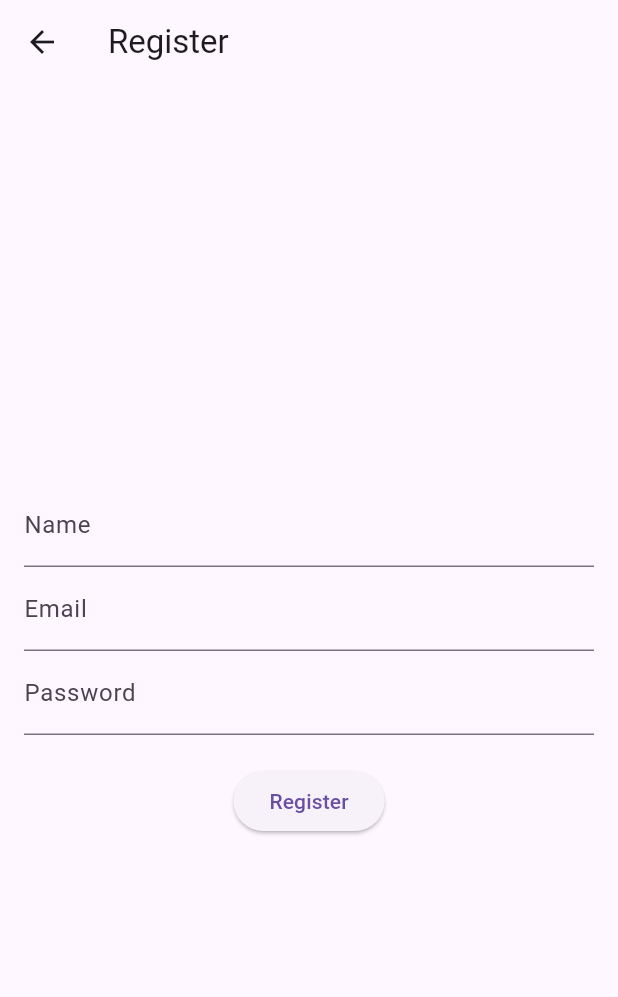
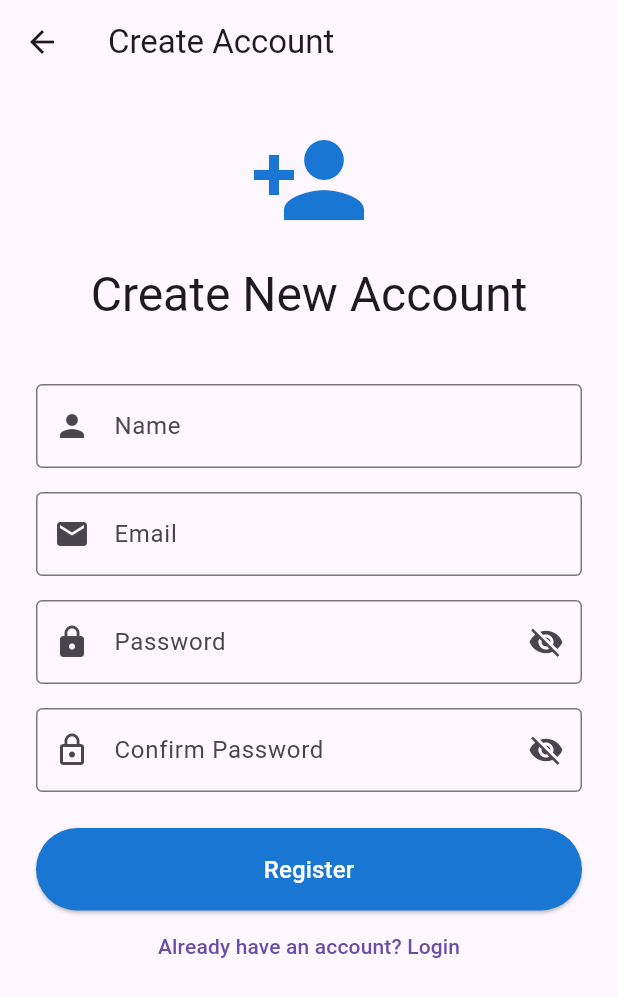
Before and after one commit to balrajmalusare02/CitizenConnect, a Flutter app: the screen it shows after launch, after a tap on "Login", after a tap on "Don't have an account? Register", on a phone screen of 412 x 824 dp. Shown: the top 997 px of the screen. Run offline on Flutter 3.47's test engine with Material 3 defaults, Android fonts, the light colour scheme and no system bars; our stand-ins replace flutter_map, flutter_secure_storage, geolocator, image_picker, latlong2, socket_io_client; missing offline and left inert: flutter_map_marker_popup; network calls fail.

Commit message:
Register Screen Updates, See Password Updated

```diff
--- a/citizenconnect_mobile_app/lib/screens/auth/login_screen.dart
+++ b/citizenconnect_mobile_app/lib/screens/auth/login_screen.dart
@@ -14,6 +14,8 @@ class _LoginScreenState extends State<LoginScreen> {
   final _passwordController = TextEditingController();
   bool _isLoading = false;
   String? _errorMessage;
+
+  bool _isPasswordVisible = false;
 
   // You would inject this via Provider, but we'll create it here for simplicity
   final AuthService _authService = AuthService();
@@ -52,8 +54,6 @@ class _LoginScreenState extends State<LoginScreen> {
   @override
 Widget build(BuildContext context) {
   return Scaffold(
-      // We don't need an AppBar if it's the first screen
-      // appBar: AppBar(title: const Text("Login")),
     body: SafeArea(
       child: Padding(
         padding: const EdgeInsets.all(24.0),
@@ -61,7 +61,7 @@ class _LoginScreenState extends State<LoginScreen> {
           mainAxisAlignment: MainAxisAlignment.center,
           crossAxisAlignment: CrossAxisAlignment.stretch,
           children: [
-              // --- NEW: App Logo/Icon ---
+            // --- App Logo/Icon ---
             Icon(
               Icons.how_to_vote,
               size: 80,
@@ -79,7 +79,6 @@ class _LoginScreenState extends State<LoginScreen> {
               style: Theme.of(context).textTheme.titleMedium,
             ),
             const SizedBox(height: 40),
-              // --- END NEW ---
 
             TextField(
               controller: _emailController,
@@ -91,18 +90,33 @@ class _LoginScreenState extends State<LoginScreen> {
               keyboardType: TextInputType.emailAddress,
             ),
             const SizedBox(height: 16),
+
+            // --- UPDATED PASSWORD FIELD ---
             TextField(
               controller: _passwordController,
-                decoration: const InputDecoration(
+              obscureText: !_isPasswordVisible, // Controlled by our variable
+              decoration: InputDecoration(
                 labelText: "Password",
-                  border: OutlineInputBorder(),
-                  prefixIcon: Icon(Icons.lock),
+                border: const OutlineInputBorder(),
+                prefixIcon: const Icon(Icons.lock),
+                suffixIcon: IconButton(
+                  icon: Icon(
+                    _isPasswordVisible
+                        ? Icons.visibility
+                        : Icons.visibility_off,
                   ),
-                obscureText: true,
+                  onPressed: () {
+                    // Toggle the visibility
+                    setState(() {
+                      _isPasswordVisible = !_isPasswordVisible;
+                    });
+                  },
                 ),
+              ),
+            ),
+            // --- END UPDATE ---
+
             const SizedBox(height: 24),
-
-              // --- NEW: Styled Button ---
             ElevatedButton(
               style: ElevatedButton.styleFrom(
                 padding: const EdgeInsets.symmetric(vertical: 16),
@@ -114,15 +128,12 @@ class _LoginScreenState extends State<LoginScreen> {
                   ? const CircularProgressIndicator(color: Colors.white)
                   : const Text("Login", style: TextStyle(fontSize: 16)),
             ),
-              // --- END NEW ---
-
             TextButton(
               onPressed: () {
                 Navigator.of(context).pushNamed('/register');
               },
               child: const Text("Don't have an account? Register"),
             ),
-              // This is where the red error box will appear
             if (_errorMessage != null)
               Container(
                 padding: const EdgeInsets.all(12),
--- a/citizenconnect_mobile_app/lib/screens/auth/register_screen.dart
+++ b/citizenconnect_mobile_app/lib/screens/auth/register_screen.dart
@@ -12,12 +12,29 @@ class _RegisterScreenState extends State<RegisterScreen> {
   final _nameController = TextEditingController();
   final _emailController = TextEditingController();
   final _passwordController = TextEditingController();
+  final _confirmPasswordController = TextEditingController();
+  bool _isPasswordVisible = false;
+  bool _isConfirmPasswordVisible = false;
+  String? _errorMessage;
+
+
   bool _isLoading = false;
-
   final AuthService _authService = AuthService();
 
   void _register() async {
-    setState(() { _isLoading = true; });
+  // --- NEW: Password Match Validation ---
+  if (_passwordController.text != _confirmPasswordController.text) {
+    setState(() {
+      _errorMessage = "Passwords do not match.";
+    });
+    return; // Stop submission
+  }
+  // --- END NEW ---
+
+  setState(() {
+    _isLoading = true;
+    _errorMessage = null; // Clear old errors
+  });
 
   final error = await _authService.register(
     _nameController.text,
@@ -41,35 +58,131 @@ class _RegisterScreenState extends State<RegisterScreen> {
   @override
 Widget build(BuildContext context) {
   return Scaffold(
-      appBar: AppBar(title: const Text("Register")),
-      body: Padding(
-        padding: const EdgeInsets.all(16.0),
+    appBar: AppBar(title: const Text("Create Account")), // Keep app bar for "back"
+    body: SafeArea(
+      child: SingleChildScrollView( // Added for scrolling
+        child: Padding(
+          padding: const EdgeInsets.all(24.0),
           child: Column(
             mainAxisAlignment: MainAxisAlignment.center,
+            crossAxisAlignment: CrossAxisAlignment.stretch,
             children: [
+              // --- NEW: Polished UI ---
+              Icon(
+                Icons.person_add,
+                size: 80,
+                color: Colors.blue.shade700,
+              ),
+              const SizedBox(height: 16),
+              Text(
+                "Create New Account",
+                textAlign: TextAlign.center,
+                style: Theme.of(context).textTheme.headlineLarge,
+              ),
+              const SizedBox(height: 40),
+              // --- END NEW ---
+
               TextField(
                 controller: _nameController,
-              decoration: const InputDecoration(labelText: "Name"),
+                decoration: const InputDecoration(
+                  labelText: "Name",
+                  border: OutlineInputBorder(),
+                  prefixIcon: Icon(Icons.person),
                 ),
+              ),
+              const SizedBox(height: 16),
               TextField(
                 controller: _emailController,
-              decoration: const InputDecoration(labelText: "Email"),
+                decoration: const InputDecoration(
+                  labelText: "Email",
+                  border: OutlineInputBorder(),
+                  prefixIcon: Icon(Icons.email),
+                ),
                 keyboardType: TextInputType.emailAddress,
               ),
+              const SizedBox(height: 16),
+
+              // --- UPDATED: Password Field ---
               TextField(
                 controller: _passwordController,
-              decoration: const InputDecoration(labelText: "Password"),
-              obscureText: true,
+                obscureText: !_isPasswordVisible,
+                decoration: InputDecoration(
+                  labelText: "Password",
+                  border: const OutlineInputBorder(),
+                  prefixIcon: const Icon(Icons.lock),
+                  suffixIcon: IconButton(
+                    icon: Icon(
+                      _isPasswordVisible
+                          ? Icons.visibility
+                          : Icons.visibility_off,
                     ),
-            const SizedBox(height: 20),
-            if (_isLoading)
-              const CircularProgressIndicator()
-            else
+                    onPressed: () {
+                      setState(() {
+                        _isPasswordVisible = !_isPasswordVisible;
+                      });
+                    },
+                  ),
+                ),
+              ),
+              // --- END UPDATE ---
+
+              const SizedBox(height: 16),
+
+              // --- NEW: Confirm Password Field ---
+              TextField(
+                controller: _confirmPasswordController,
+                obscureText: !_isConfirmPasswordVisible,
+                decoration: InputDecoration(
+                  labelText: "Confirm Password",
+                  border: const OutlineInputBorder(),
+                  prefixIcon: const Icon(Icons.lock_outline),
+                  suffixIcon: IconButton(
+                    icon: Icon(
+                      _isConfirmPasswordVisible
+                          ? Icons.visibility
+                          : Icons.visibility_off,
+                    ),
+                    onPressed: () {
+                      setState(() {
+                        _isConfirmPasswordVisible =
+                            !_isConfirmPasswordVisible;
+                      });
+                    },
+                  ),
+                ),
+              ),
+              // --- END NEW ---
+
+              const SizedBox(height: 24),
               ElevatedButton(
-                onPressed: _register,
-                child: const Text("Register"),
+                style: ElevatedButton.styleFrom(
+                  padding: const EdgeInsets.symmetric(vertical: 16),
+                  backgroundColor: Colors.blue.shade700,
+                  foregroundColor: Colors.white,
                 ),
+                onPressed: _isLoading ? null : _register,
+                child: _isLoading
+                    ? const CircularProgressIndicator(color: Colors.white)
+                    : const Text("Register", style: TextStyle(fontSize: 16)),
+              ),
+              TextButton(
+                onPressed: () {
+                  Navigator.of(context).pop(); // Go back
+                },
+                child: const Text("Already have an account? Login"),
+              ),
+              if (_errorMessage != null)
+                Container(
+                  padding: const EdgeInsets.all(12),
+                  color: Colors.red.shade100,
+                  child: Text(
+                    _errorMessage!,
+                    style: const TextStyle(color: Colors.red, fontWeight: FontWeight.bold),
+                  ),
+                )
             ],
+          ),
+        ),
       ),
     ),
   );
```
Lines whose indentation alone changed are shown as unchanged.
